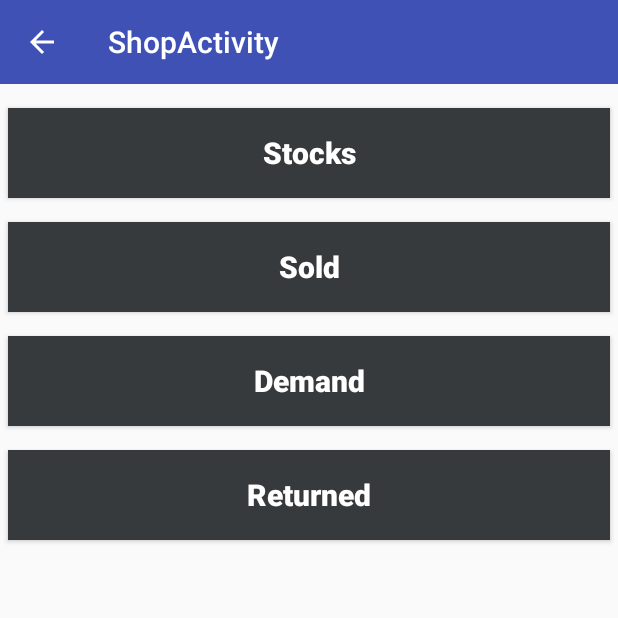
After one commit to jubayer23/MFManagement, an Android app: the ShopActivity screen opened directly, with no data from a screen before it, on a phone screen of 412 x 824 dp, the top half of it. The commit adds this screen. Run offline under Robolectric (Android 15) with nearby library versions, the phone set to English and light mode, and no system bars; our stand-ins replace data binding; network calls fail.

Commit message:
ShopStocks

```diff
--- a/app/src/main/java/com/creative/mahir_floral_management/appdata/remote/APIUrl.java
+++ b/app/src/main/java/com/creative/mahir_floral_management/appdata/remote/APIUrl.java
@@ -3,8 +3,8 @@ package com.creative.mahir_floral_management.appdata.remote;
 public class APIUrl {
 
 
-    //public static String BaseUrl = "http://10.0.2.2/mahir_floral_api_project";
-    public static String BaseUrl = " http://2dcc51a6.ngrok.io/mahir_floral_api_project";
+    public static String BaseUrl = "http://10.0.2.2/mahir_floral_api_project";
+    //public static String BaseUrl = " http://2dcc51a6.ngrok.io/mahir_floral_api_project";
     //public static String BaseUrl = "none";
     public static final String URL_LOGIN =  BaseUrl + "/staff/login.php";
     public static final String URL_USER_INFO = BaseUrl +  "/staff/get_user_info.php";
--- /dev/null
+++ b/app/src/main/java/com/creative/mahir_floral_management/view/activity/ShopActivity.java
@@ -0,0 +1,73 @@
+package com.creative.mahir_floral_management.view.activity;
+
+import android.databinding.DataBindingUtil;
+import android.os.Bundle;
+import android.support.design.widget.FloatingActionButton;
+import android.support.design.widget.Snackbar;
+import android.support.v4.app.FragmentTransaction;
+import android.support.v7.app.AppCompatActivity;
+import android.support.v7.widget.Toolbar;
+import android.view.View;
+
+import com.creative.mahir_floral_management.R;
+import com.creative.mahir_floral_management.Utility.CheckLocationEnableStatus;
+import com.creative.mahir_floral_management.Utility.GpsEnableTool;
+import com.creative.mahir_floral_management.appdata.GlobalAppAccess;
+import com.creative.mahir_floral_management.databinding.ActivityHomeBinding;
+import com.creative.mahir_floral_management.databinding.ActivityShopBinding;
+import com.creative.mahir_floral_management.view.fragment.HomeFragment;
+import com.creative.mahir_floral_management.view.fragment.ShopFragment;
+
+public class ShopActivity extends BaseActivity {
+
+    private static final String TAG_SHOP_FRAGMENT = "shop_fragment";
+    private ShopFragment shopFragment;
+
+    private ActivityShopBinding activityShopBinding;
+
+    @Override
+    protected void onCreate(Bundle savedInstanceState) {
+        super.onCreate(savedInstanceState);
+       // setContentView(R.layout.activity_shop);
+
+        activityShopBinding = DataBindingUtil.setContentView(ShopActivity.this, R.layout.activity_shop);
+
+        int shop_id = getIntent().getIntExtra(GlobalAppAccess.KEY_SHOP_ID, 2);
+        String shop_name = getIntent().getStringExtra(GlobalAppAccess.KEY_SHOP_NAME);
+
+
+        initToolbar(shop_name, true);
+
+
+
+        if (savedInstanceState == null) {
+
+            /**
+             * This is marshmallow runtime Permissions
+             * It will ask user for grand permission in queue order[FIFO]
+             * If user gave all permission then check whether user device has google play service or not!
+             * NB : before adding runtime request for permission Must add manifest permission for that
+             * specific request
+             * */
+
+
+            //getSupportFragmentManager()
+            //        .beginTransaction()
+            //        .add(R.id.content_layout, new HouseListFragment(), TAG_HOME_FRAGMENT)
+            //        .commit();
+
+            Bundle bundle = new Bundle();
+            bundle.putInt(GlobalAppAccess.KEY_SHOP_ID, shop_id);
+
+            shopFragment = new ShopFragment();
+            shopFragment.setArguments(bundle);
+            FragmentTransaction transaction = getSupportFragmentManager()
+                    .beginTransaction();
+            transaction.replace(R.id.content_layout, shopFragment, TAG_SHOP_FRAGMENT)
+                    .commit();
+
+        }
+
+    }
+
+}
--- /dev/null
+++ b/app/src/main/java/com/creative/mahir_floral_management/view/fragment/ShopFragment.java
@@ -0,0 +1,101 @@
+package com.creative.mahir_floral_management.view.fragment;
+
+
+import android.arch.lifecycle.Observer;
+import android.arch.lifecycle.ViewModelProviders;
+import android.content.Intent;
+import android.databinding.DataBindingUtil;
+import android.os.Bundle;
+import android.support.annotation.Nullable;
+import android.support.v4.app.Fragment;
+import android.util.Log;
+import android.view.LayoutInflater;
+import android.view.View;
+import android.view.ViewGroup;
+
+import com.creative.mahir_floral_management.R;
+import com.creative.mahir_floral_management.appdata.GlobalAppAccess;
+import com.creative.mahir_floral_management.databinding.FragmentHomeBinding;
+import com.creative.mahir_floral_management.databinding.FragmentShopBinding;
+import com.creative.mahir_floral_management.view.activity.CheckInOutActivity;
+import com.creative.mahir_floral_management.view.activity.HQActivity;
+import com.creative.mahir_floral_management.view.activity.ShopSoldStocksActivity;
+import com.creative.mahir_floral_management.view.activity.ShopStocksActivity;
+import com.creative.mahir_floral_management.viewmodel.HomeFragViewModel;
+import com.creative.mahir_floral_management.viewmodel.ShopFragViewModel;
+
+/**
+ * A simple {@link Fragment} subclass.
+ */
+public class ShopFragment extends Fragment {
+
+
+    private FragmentShopBinding fragmentShopBinding;
+    private ShopFragViewModel shopFragViewModel;
+
+    private int shop_id = 0;
+
+
+    public ShopFragment() {
+        // Required empty public constructor
+    }
+
+
+
+    @Override
+    public void onCreate(Bundle savedInstanceState) {
+        super.onCreate(savedInstanceState);
+
+    }
+
+    @Override
+    public View onCreateView(LayoutInflater inflater, ViewGroup container,
+                             Bundle savedInstanceState) {
+
+        shopFragViewModel = ViewModelProviders.of(this).get(ShopFragViewModel.class);
+
+        fragmentShopBinding = DataBindingUtil.inflate(inflater,R.layout.fragment_shop,container,false);
+        fragmentShopBinding.setLifecycleOwner(this);
+        fragmentShopBinding.setShopFragViewModel(shopFragViewModel);
+
+        View view = fragmentShopBinding.getRoot();
+
+
+        shop_id = getArguments().getInt(GlobalAppAccess.KEY_SHOP_ID);
+        Log.d("DEBUG", String.valueOf(shop_id));
+        // Inflate the layout for this fragment
+        return view;
+    }
+
+
+    @Override
+    public void onActivityCreated(@Nullable Bundle savedInstanceState) {
+        super.onActivityCreated(savedInstanceState);
+
+        observerUserClickEvent();
+    }
+
+    private void observerUserClickEvent(){
+        shopFragViewModel.getUserButtonClickEvent().observe(this, new Observer<View>() {
+            @Override
+            public void onChanged(@Nullable View view) {
+                int id = view.getId();
+                if(id == fragmentShopBinding.btnShopStock.getId()){
+
+                    Intent intent = new Intent(getActivity(), ShopStocksActivity.class);
+                    intent.putExtra(GlobalAppAccess.KEY_SHOP_ID, shop_id);
+                    startActivity(intent);
+                    //startActivity(new Intent(getActivity(), HQActivity.class));
+                }else if(id == fragmentShopBinding.btnSold.getId()){
+                    Intent intent = new Intent(getActivity(), ShopSoldStocksActivity.class);
+                    intent.putExtra(GlobalAppAccess.KEY_SHOP_ID, shop_id);
+                    startActivity(intent);
+                }else if(id == fragmentShopBinding.btnDemand.getId()){
+                    //startActivity(new Intent(getActivity(), CheckInOutActivity.class));
+                }
+            }
+        });
+
+    }
+
+}
--- /dev/null
+++ b/app/src/main/java/com/creative/mahir_floral_management/viewmodel/ShopFragViewModel.java
@@ -0,0 +1,21 @@
+package com.creative.mahir_floral_management.viewmodel;
+
+import android.arch.lifecycle.MutableLiveData;
+import android.arch.lifecycle.ViewModel;
+import android.view.View;
+
+public class ShopFragViewModel extends ViewModel {
+
+    private MutableLiveData<View> viewMutableLiveData;
+
+    public MutableLiveData<View> getUserButtonClickEvent(){
+        if (viewMutableLiveData == null) {
+            viewMutableLiveData = new MutableLiveData<>();
+        }
+        return viewMutableLiveData;
+    }
+
+    public void onClick(View view){
+        viewMutableLiveData.setValue(view);
+    }
+}
--- /dev/null
+++ b/app/src/main/res/layout/activity_shop.xml
@@ -0,0 +1,23 @@
+<?xml version="1.0" encoding="utf-8"?>
+
+<layout xmlns:android="http://schemas.android.com/apk/res/android"
+    >
+
+    <RelativeLayout
+        android:layout_width="match_parent"
+        android:layout_height="match_parent"
+        android:orientation="vertical">
+
+        <include
+            android:id="@+id/toolbar"
+            layout="@layout/toolbar" />
+
+        <FrameLayout
+            android:id="@+id/content_layout"
+            android:layout_width="match_parent"
+            android:layout_height="match_parent"
+            android:layout_below="@id/toolbar" />
+
+    </RelativeLayout>
+
+</layout>
--- /dev/null
+++ b/app/src/main/res/layout/fragment_shop.xml
@@ -0,0 +1,70 @@
+<?xml version="1.0" encoding="utf-8"?>
+
+<layout xmlns:android="http://schemas.android.com/apk/res/android"
+    xmlns:app="http://schemas.android.com/apk/res-auto"
+    xmlns:tools="http://schemas.android.com/tools">
+
+
+    <data>
+        <variable
+            name="ShopFragViewModel"
+            type="com.creative.mahir_floral_management.viewmodel.ShopFragViewModel" />
+    </data>
+
+    <LinearLayout
+        android:layout_width="match_parent"
+        android:layout_height="match_parent"
+        android:orientation="vertical"
+        tools:context=".view.fragment.ShopFragViewModel">
+
+        <Button
+            android:id="@+id/btn_shop_stock"
+            style="@style/btnMenu"
+            android:layout_width="match_parent"
+            android:layout_height="60dp"
+            android:layout_marginLeft="5dp"
+            android:layout_marginTop="16dp"
+            android:layout_marginRight="5dp"
+            android:onClick="@{(v) -> ShopFragViewModel.onClick(v)}"
+            android:text="Stocks"
+            android:textStyle="bold" />
+
+        <Button
+            android:id="@+id/btn_sold"
+            style="@style/btnMenu"
+            android:layout_width="match_parent"
+            android:layout_height="60dp"
+            android:layout_marginLeft="5dp"
+            android:layout_marginTop="16dp"
+            android:layout_marginRight="5dp"
+            android:onClick="@{(v) -> ShopFragViewModel.onClick(v)}"
+            android:text="Sold"
+            android:textStyle="bold" />
+
+        <Button
+            android:id="@+id/btn_demand"
+            style="@style/btnMenu"
+            android:layout_width="match_parent"
+            android:layout_height="60dp"
+            android:layout_marginLeft="5dp"
+            android:layout_marginTop="16dp"
+            android:layout_marginRight="5dp"
+            android:onClick="@{(v) -> ShopFragViewModel.onClick(v)}"
+            android:text="Demand"
+            android:textStyle="bold" />
+
+
+        <Button
+            android:id="@+id/btn_returned"
+            style="@style/btnMenu"
+            android:layout_width="match_parent"
+            android:layout_height="60dp"
+            android:layout_marginLeft="5dp"
+            android:layout_marginTop="16dp"
+            android:layout_marginRight="5dp"
+            android:onClick="@{(v) -> ShopFragViewModel.onClick(v)}"
+            android:text="Returned"
+            android:textStyle="bold" />
+
+    </LinearLayout>
+</layout>
--- a/app/src/main/res/values/dimens.xml
+++ b/app/src/main/res/values/dimens.xml
@@ -8,7 +8,6 @@
 
     <dimen name="btn_height_normal">50dp</dimen>
     <dimen name="btn_height_small">30dp</dimen>
-
 
 
     <dimen name="font_small">14dp</dimen>
@@ -22,6 +21,4 @@
     <dimen name="border_height_big">2dp</dimen>
 
 
-
-
 </resources>
--- a/app/src/main/res/values/strings.xml
+++ b/app/src/main/res/values/strings.xml
@@ -3,4 +3,5 @@
 
     <!-- TODO: Remove or change this placeholder text -->
     <string name="hello_blank_fragment">Hello blank fragment</string>
+    <string name="title_activity_shop">ShopActivity</string>
 </resources>
--- a/app/src/main/res/values/styles.xml
+++ b/app/src/main/res/values/styles.xml
@@ -17,10 +17,6 @@
         <item name="windowActionBar">false</item>
         <item name="windowNoTitle">true</item>
     </style>
-
-
-
-
 
 
     <style name="AppTheme.NoActionBar.FullScreen">
@@ -56,4 +52,13 @@
         <item name="android:textSize">@dimen/font_large</item>
         <item name="android:textAllCaps">false</item>
     </style>
+
+    <style name="AppTheme.NoActionBar.NoActionBar">
+        <item name="windowActionBar">false</item>
+        <item name="windowNoTitle">true</item>
+    </style>
+
+    <style name="AppTheme.NoActionBar.AppBarOverlay" parent="ThemeOverlay.AppCompat.Dark.ActionBar" />
+
+    <style name="AppTheme.NoActionBar.PopupOverlay" parent="ThemeOverlay.AppCompat.Light" />
 </resources>
```
Also changed, not shown: app/src/main/AndroidManifest.xml (+7 -1 lines), app/src/main/java/com/creative/mahir_floral_management/appdata/GlobalAppAccess.java (+16 -6 lines), app/src/main/java/com/creative/mahir_floral_management/view/activity/ShopSoldStocksActivity.java (added, +63 -0 lines), app/src/main/java/com/creative/mahir_floral_management/view/activity/ShopStocksActivity.java (added, +65 -0 lines), app/src/main/java/com/creative/mahir_floral_management/view/fragment/HomeFragment.java (+7 -0 lines), app/src/main/java/com/creative/mahir_floral_management/view/fragment/ShopSoldStocksFragment.java (added, +36 -0 lines), app/src/main/java/com/creative/mahir_floral_management/view/fragment/ShopStocksFragment.java (added, +41 -0 lines), app/src/main/res/layout/activity_shop_sold_stocks.xml (added, +23 -0 lines), app/src/main/res/layout/activity_shop_stocks.xml (added, +23 -0 lines), app/src/main/res/layout/fragment_shop_sold_stocks.xml (added, +14 -0 lines), app/src/main/res/layout/fragment_shop_stocks.xml (added, +14 -0 lines).
